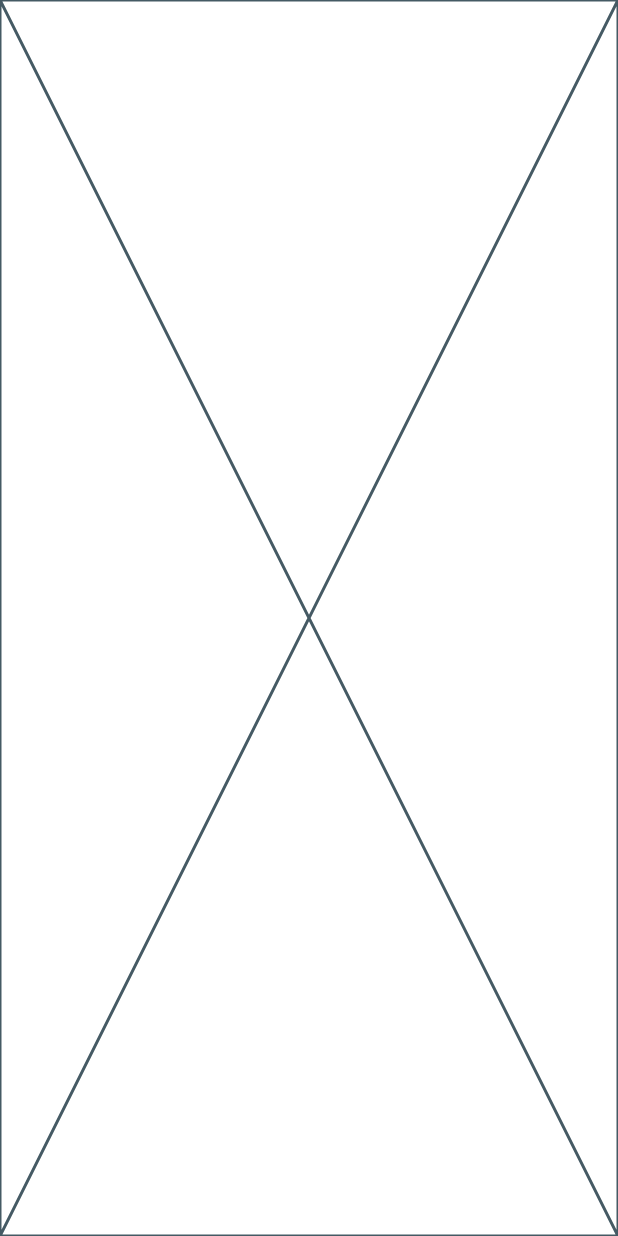
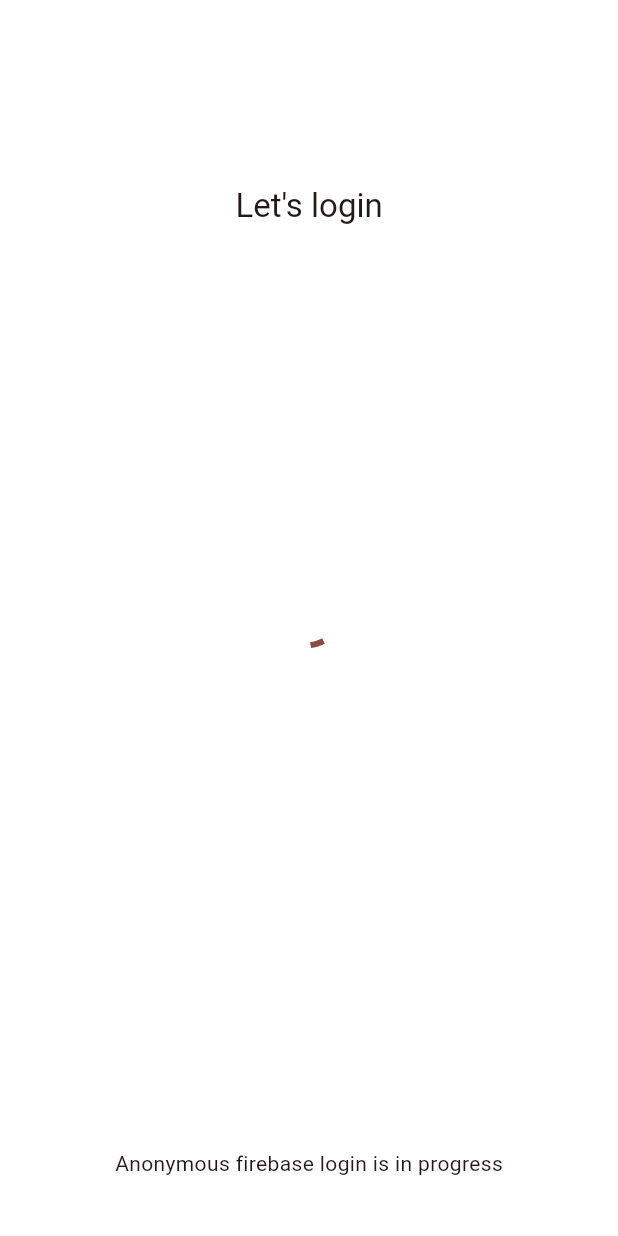
Before and after one commit to Shakle/creativenasa, a Flutter app: the screen it shows after launch, on a phone screen of 412 x 824 dp. Run offline on Flutter 3.47's test engine with Material 2 defaults, Android fonts, the phone set to English and light mode, and no system bars; our stand-ins replace firebase_core, flutter_bloc, go_router; accounts and stored records are empty.

Commit message:
Initialize firebase, routing, app native configs

```diff
--- a/lib/main.dart
+++ b/lib/main.dart
@@ -1,21 +1,56 @@
+import 'package:creativenasa/firebase_options.dart';
+import 'package:creativenasa/router/router.dart';
+import 'package:creativenasa/view/blocs/auth/auth_cubit.dart';
+import 'package:creativenasa/view/theme/theme.dart';
+import 'package:firebase_core/firebase_core.dart';
 import 'package:flutter/material.dart';
+import 'package:flutter/services.dart';
+import 'package:flutter_bloc/flutter_bloc.dart';
+import 'package:go_router/go_router.dart';
 
-void main() {
-  runApp(const App());
+void main() async {
+  WidgetsFlutterBinding.ensureInitialized();
+  await Firebase.initializeApp(
+    options: DefaultFirebaseOptions.currentPlatform,
+  );
+
+  runApp(BlocProvider<AuthCubit>(
+    create: (context) => AuthCubit(),
+    child: const App(),
+  ));
 }
 
-class App extends StatelessWidget {
+class App extends StatefulWidget {
   const App({super.key});
 
   @override
+  State<App> createState() => _AppState();
+}
+
+class _AppState extends State<App> {
+
+  late final GoRouter router;
+
+  @override
+  void initState() {
+    router = AppRouter().router(context.read<AuthCubit>());
+    super.initState();
+  }
+
+  @override
   Widget build(BuildContext context) {
-    return MaterialApp(
-      title: 'Flutter Demo',
-      theme: ThemeData(
-        colorScheme: ColorScheme.fromSeed(seedColor: Colors.deepPurple),
-        useMaterial3: true,
+    return AnnotatedRegion<SystemUiOverlayStyle>(
+      value: const SystemUiOverlayStyle(
+        systemNavigationBarColor: Colors.white,
+        systemNavigationBarIconBrightness: Brightness.dark,
       ),
-      home: const Placeholder(),
+      child: MaterialApp.router(
+        title: 'Creativenasa',
+        theme: AppTheme.lightMainTheme,
+        routeInformationProvider: router.routeInformationProvider,
+        routeInformationParser: router.routeInformationParser,
+        routerDelegate: router.routerDelegate,
+      ),
     );
   }
 }
--- /dev/null
+++ b/lib/router/refresh_stream.dart
@@ -0,0 +1,19 @@
+import 'dart:async';
+import 'package:flutter/material.dart';
+
+class GoRouterRefreshStream extends ChangeNotifier {
+  GoRouterRefreshStream(Stream<dynamic> stream) {
+    notifyListeners();
+    _subscription = stream.asBroadcastStream().listen(
+          (dynamic _) => notifyListeners(),
+    );
+  }
+
+  late final StreamSubscription<dynamic> _subscription;
+
+  @override
+  void dispose() {
+    _subscription.cancel();
+    super.dispose();
+  }
+}
--- /dev/null
+++ b/lib/router/router.dart
@@ -0,0 +1,38 @@
+import 'package:creativenasa/router/refresh_stream.dart';
+import 'package:creativenasa/router/routes.dart';
+import 'package:creativenasa/view/blocs/auth/auth_cubit.dart';
+import 'package:flutter/material.dart';
+import 'package:go_router/go_router.dart';
+
+final GlobalKey<NavigatorState> navigatorKey = GlobalKey<NavigatorState>();
+
+class AppRouter {
+  AppRouter() : routes = Routes();
+
+  final Routes routes;
+
+  GoRouter router(AuthCubit authCubit) {
+    return GoRouter(
+      navigatorKey: navigatorKey,
+      routes: routes.routesList,
+      // Refreshes its current route when the stream receives an event
+      refreshListenable: GoRouterRefreshStream(authCubit.stream),
+      redirect: (context, state) {
+        return _redirect(context: context, state: state, authCubit: authCubit);
+      },
+    );
+  }
+
+  String? _redirect({
+    required BuildContext context,
+    required GoRouterState state,
+    required AuthCubit authCubit,
+  }) {
+    final bool loggedIn = authCubit.state is Authenticated;
+    final bool isOnLoginScreen = state.matchedLocation == AppRoute.login.path;
+
+    return isOnLoginScreen && loggedIn
+        ? AppRoute.gallery.path
+        : AppRoute.login.path;
+  }
+}
--- /dev/null
+++ b/lib/router/routes.dart
@@ -0,0 +1,33 @@
+import 'package:creativenasa/view/screens/gallery/gallery_screen.dart';
+import 'package:creativenasa/view/screens/login/login_screen.dart';
+import 'package:go_router/go_router.dart';
+
+class Routes {
+
+  final List<RouteBase> routesList = [
+    GoRoute(
+      path: AppRoute.login.path,
+      name: AppRoute.login.name,
+      builder: (context, state) => const LoginScreen(),
+    ),
+    GoRoute(
+      path: AppRoute.gallery.path,
+      name: AppRoute.gallery.name,
+      builder: (context, state) => const GalleryScreen(),
+    ),
+  ];
+
+}
+
+enum AppRoute {
+  gallery('/', 'gallery'),
+  login('/login', 'login');
+
+  const AppRoute(this.path, this.routeName);
+
+  final String path;
+  final String routeName;
+
+  @override
+  String toString() => '$name: [$path][$routeName]';
+}
--- /dev/null
+++ b/lib/view/blocs/auth/auth_cubit.dart
@@ -0,0 +1,8 @@
+import 'package:flutter/material.dart';
+import 'package:flutter_bloc/flutter_bloc.dart';
+
+part 'auth_state.dart';
+
+class AuthCubit extends Cubit<AuthState> {
+  AuthCubit() : super(Authenticating());
+}
--- /dev/null
+++ b/lib/view/blocs/auth/auth_state.dart
@@ -0,0 +1,8 @@
+part of 'auth_cubit.dart';
+
+@immutable
+abstract class AuthState {}
+
+class Unauthenticated extends AuthState {}
+class Authenticated extends AuthState {}
+class Authenticating extends AuthState {}
--- /dev/null
+++ b/lib/view/screens/gallery/gallery_screen.dart
@@ -0,0 +1,12 @@
+import 'package:flutter/material.dart';
+
+class GalleryScreen extends StatelessWidget {
+  const GalleryScreen({super.key});
+
+  @override
+  Widget build(BuildContext context) {
+    return const Scaffold(
+      body: Center(child: Text('Gallery Screen')),
+    );
+  }
+}
--- /dev/null
+++ b/lib/view/screens/login/login_screen.dart
@@ -0,0 +1,38 @@
+import 'package:flutter/material.dart';
+
+class LoginScreen extends StatelessWidget {
+  const LoginScreen({super.key});
+
+  @override
+  Widget build(BuildContext context) {
+    return Scaffold(
+      body: SafeArea(
+        child: Column(
+          children: [
+            Expanded(child: Center(child: title(context))),
+            Expanded(child: Center(child: loginLoader())),
+            Expanded(child: Align(
+                alignment: const Alignment(0, 0.7),
+                child: processDescription(),
+            )),
+          ],
+        ),
+      ),
+    );
+  }
+
+  Widget title(BuildContext context) {
+    return Text(
+      'Let\'s login',
+      style: Theme.of(context).textTheme.titleLarge,
+    );
+  }
+
+  Widget loginLoader() {
+    return const CircularProgressIndicator();
+  }
+
+  Widget processDescription() {
+    return const Text('Anonymous firebase login is in progress');
+  }
+}
--- /dev/null
+++ b/lib/view/theme/theme.dart
@@ -0,0 +1,12 @@
+import 'package:flutter/material.dart';
+
+class AppTheme {
+
+  static ThemeData get lightMainTheme {
+    return ThemeData(
+      useMaterial3: true,
+      scaffoldBackgroundColor: Colors.white,
+      colorSchemeSeed: Colors.red, // Mars is red :D
+    );
+  }
+}
--- a/pubspec.yaml
+++ b/pubspec.yaml
@@ -10,6 +10,12 @@ environment:
 dependencies:
   flutter:
     sdk: flutter
+
+  firebase_core: ^2.15.1
+  firebase_auth: ^4.9.0
+
+  go_router: ^10.1.2
+  flutter_bloc: ^8.1.3
 
   cupertino_icons: ^1.0.6
 
```
Also changed, not shown: analysis_options.yaml (+0 -19 lines), lib/firebase_options.dart (added), pubspec.lock, 13 other files.
